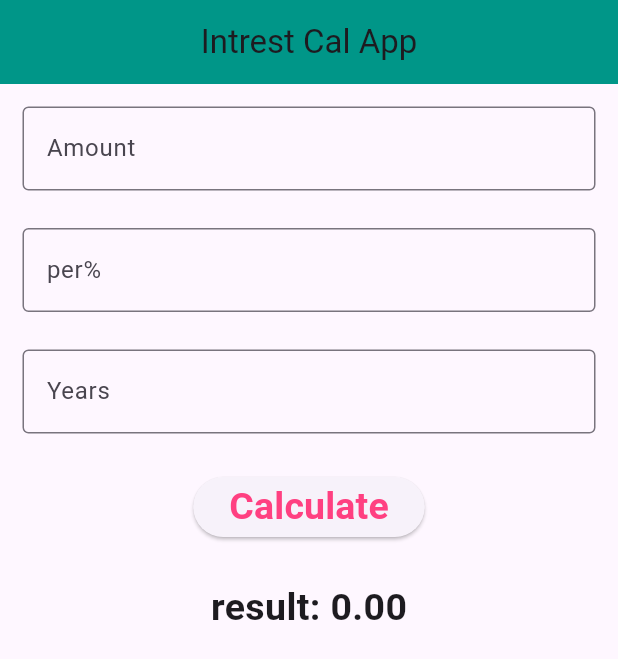
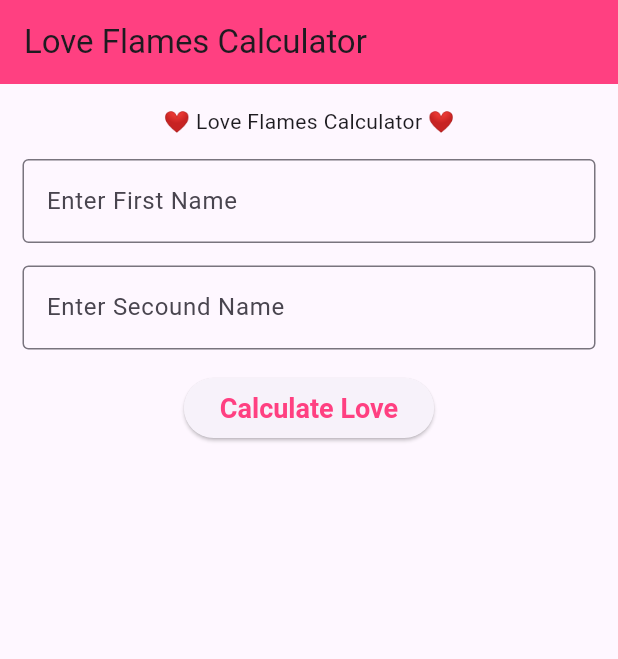
Before and after one commit to pralaypenti/intresr_cal_getx, a Flutter app: the screen it shows after launch, on a phone screen of 412 x 824 dp. Shown: the top 659 px of the screen. Run offline on Flutter 3.47's test engine with Material 3 defaults, Android fonts, the light colour scheme and no system bars; our stand-ins replace get.

Commit message:
updated code

```diff
--- /dev/null
+++ b/lib/love_cal.dart
@@ -0,0 +1,107 @@
+import 'package:flutter/material.dart';
+import 'package:get/get.dart';
+
+class LoveController extends GetxController {
+  final firstNameController = TextEditingController();
+  final secoundNameController = TextEditingController();
+  var result = ''.obs;
+
+  List<String> flames = [
+    "Siblings",
+    "Friends",
+    "Love",
+    "Affection",
+    "Marriage",
+    "Enemies",
+  ];
+
+  void loveCalResult() {
+    String name1 = firstNameController.text.toLowerCase().replaceAll('', '');
+    String name2 = secoundNameController.text.toLowerCase().replaceAll('', '');
+
+    for (int i = 0; i < name1.length - 1; i++) {
+      String char = name1[i];
+      if (name2.contains(char)) {
+        name1 = name1.replaceFirst(char, '');
+        name2 = name2.replaceFirst(char, '');
+        i--;
+      }
+      int count = name1.length + name2.length;
+      int index = (count % flames.length) - 1;
+      if (index < 0) index = flames.length - 1;
+
+      result.value = 'Result:${flames[index]}';
+    }
+  }
+}
+
+class LoveCal extends StatefulWidget {
+  const LoveCal({super.key});
+
+  @override
+  State<LoveCal> createState() => _LoveCalState();
+}
+
+class _LoveCalState extends State<LoveCal> {
+  final controller = Get.put(LoveController());
+
+  @override
+  Widget build(BuildContext context) {
+    return Scaffold(
+      appBar: AppBar(
+        title: Text('Love Flames Calculator'),
+        backgroundColor: Colors.pinkAccent,
+      ),
+      body: Padding(
+        padding: const EdgeInsets.symmetric(horizontal: 15, vertical: 15),
+        child: Column(
+          mainAxisAlignment: MainAxisAlignment.start,
+          children: [
+            Text('❤️ Love Flames Calculator ❤️'),
+            SizedBox(height: 15),
+            TextField(
+              controller: controller.firstNameController,
+              decoration: InputDecoration(
+                hintText: 'Enter First Name',
+                border: OutlineInputBorder(),
+              ),
+            ),
+            SizedBox(height: 15),
+            TextField(
+              controller: controller.secoundNameController,
+              decoration: InputDecoration(
+                hintText: 'Enter Secound Name',
+                border: OutlineInputBorder(),
+              ),
+            ),
+            SizedBox(height: 15),
+            ElevatedButton(
+              onPressed: () {
+                controller.loveCalResult();
+              },
+              style: ElevatedButton.styleFrom(
+                textStyle: TextStyle(fontSize: 18, fontWeight: FontWeight.bold),
+              ),
+              child: Text(
+                'Calculate Love',
+                style: TextStyle(color: Colors.pinkAccent),
+              ),
+            ),
+
+            SizedBox(height: 15),
+            Obx(() {
+             return Text(
+                 controller.result.value,
+                style: TextStyle(
+                  fontSize: 24,
+                  fontWeight: FontWeight.bold,
+                  color: Colors.pink,
+                ),
+              );
+            }),
+          ],
+        ),
+      ),
+    );
+  }
+}
--- a/lib/main.dart
+++ b/lib/main.dart
@@ -1,6 +1,6 @@
 import 'package:flutter/material.dart';
 import 'package:get/get_navigation/src/root/get_material_app.dart';
-import 'package:intresr_cal_getx/intrest_cal.dart';
+import 'package:intresr_cal_getx/love_cal.dart';
 
 void main() {
   runApp(const MyApp());
@@ -12,7 +12,7 @@ class MyApp extends StatelessWidget {
   @override
   Widget build(BuildContext context) {
     return GetMaterialApp(
-      home: IntrestCalView(),
+      home: LoveCal(),
     );
   }
 }
```
